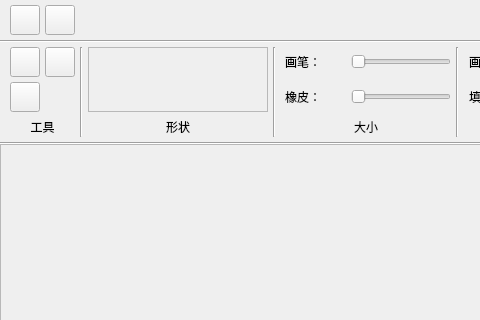
The window that Src/mainwin.ui (yibobunengyuntian/Drawing) describes before a commit, drawn with Qt 5; both pictures show x 0 to 480 and y 0 to 320 of the 788 by 513 pixel window.
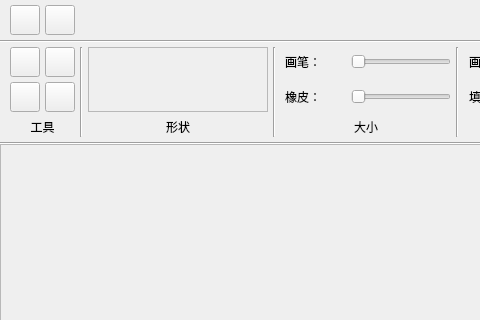
The same window after the commit. Custom widgets are drawn as their Qt base class.

What changed in the file:
```diff
--- a/Src/mainwin.ui
+++ b/Src/mainwin.ui
@@ -216,29 +216,7 @@
              </property>
             </widget>
            </item>
-           <item row="0" column="1">
-            <widget class="QPushButton" name="m_pBtnFill">
-             <property name="minimumSize">
-              <size>
-               <width>30</width>
-               <height>30</height>
-              </size>
-             </property>
-             <property name="maximumSize">
-              <size>
-               <width>30</width>
-               <height>30</height>
-              </size>
-             </property>
-             <property name="text">
-              <string/>
-             </property>
-             <property name="checkable">
-              <bool>true</bool>
-             </property>
-            </widget>
-           </item>
-           <item row="1" column="0">
+           <item row="1" column="1">
             <widget class="QPushButton" name="m_pBtnEraser">
              <property name="minimumSize">
               <size>
@@ -260,6 +238,50 @@
              </property>
             </widget>
            </item>
+           <item row="1" column="0">
+            <widget class="QPushButton" name="m_pBtnFill">
+             <property name="minimumSize">
+              <size>
+               <width>30</width>
+               <height>30</height>
+              </size>
+             </property>
+             <property name="maximumSize">
+              <size>
+               <width>30</width>
+               <height>30</height>
+              </size>
+             </property>
+             <property name="text">
+              <string/>
+             </property>
+             <property name="checkable">
+              <bool>true</bool>
+             </property>
+            </widget>
+           </item>
+           <item row="0" column="1">
+            <widget class="QPushButton" name="m_pBtnText">
+             <property name="minimumSize">
+              <size>
+               <width>30</width>
+               <height>30</height>
+              </size>
+             </property>
+             <property name="maximumSize">
+              <size>
+               <width>30</width>
+               <height>30</height>
+              </size>
+             </property>
+             <property name="text">
+              <string/>
+             </property>
+             <property name="checkable">
+              <bool>true</bool>
+             </property>
+            </widget>
+           </item>
           </layout>
          </item>
          <item>
```
